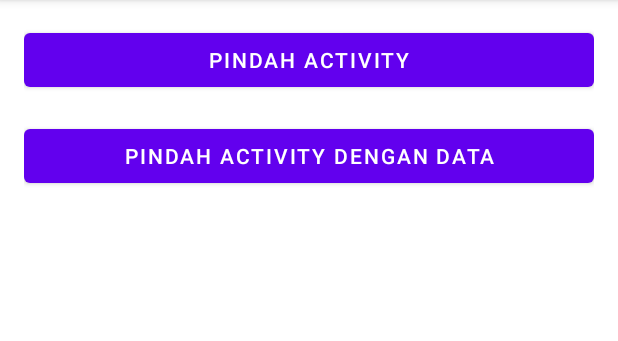
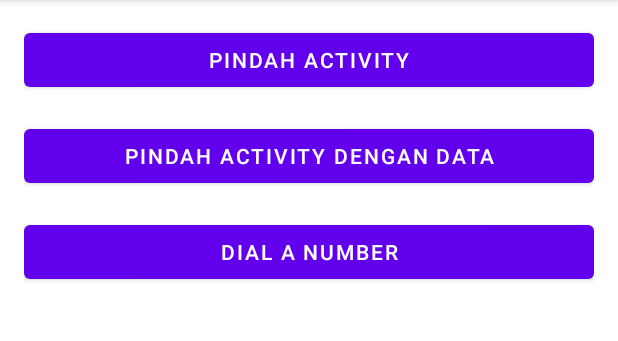
Before and after one commit to darman1725/MyIntentApp, an Android app: the screen it shows after launch (MainActivity), on a phone screen of 412 x 824 dp, the part 84-425 px from its top. Run offline under Robolectric (Android 15) with nearby library versions, the phone set to English and light mode, and no system bars.

```diff
--- a/app/src/main/java/com/dicoding/myintentapp/MainActivity.java
+++ b/app/src/main/java/com/dicoding/myintentapp/MainActivity.java
@@ -3,6 +3,7 @@ package com.dicoding.myintentapp;
 import androidx.appcompat.app.AppCompatActivity;
 
 import android.content.Intent;
+import android.net.Uri;
 import android.os.Bundle;
 import android.view.View;
 import android.widget.Button;
@@ -19,6 +20,9 @@ public class MainActivity extends AppCompatActivity implements View.OnClickListe
 
         Button btnMoveWithDataActivity = findViewById(R.id.btn_move_activity_data);
         btnMoveWithDataActivity.setOnClickListener(this);
+
+        Button btnDialPhone = findViewById(R.id.btn_dial_number);
+        btnDialPhone.setOnClickListener(this);
     }
 
     @Override
@@ -31,6 +35,10 @@ public class MainActivity extends AppCompatActivity implements View.OnClickListe
             moveWithDataIntent.putExtra(MoveWithDataActivity.EXTRA_NAME, "DicodingAcademy Boy");
             moveWithDataIntent.putExtra(MoveWithDataActivity.EXTRA_AGE, 5);
             startActivity(moveWithDataIntent);
+        } else if (v.getId() == R.id.btn_dial_number) {
+            String phoneNumber = "081210841382";
+            Intent dialPhoneIntent = new Intent(Intent.ACTION_DIAL, Uri.parse("tel:" + phoneNumber));
+            startActivity(dialPhoneIntent);
         }
     }
 }
--- a/app/src/main/res/layout/activity_main.xml
+++ b/app/src/main/res/layout/activity_main.xml
@@ -22,4 +22,11 @@
         android:layout_marginBottom="16dp"
         android:text="@string/move_with_data" />
 
+    <Button
+        android:id="@+id/btn_dial_number"
+        android:layout_width="match_parent"
+        android:layout_height="wrap_content"
+        android:layout_marginBottom="16dp"
+        android:text="@string/dial_number" />
+
 </LinearLayout>
```
